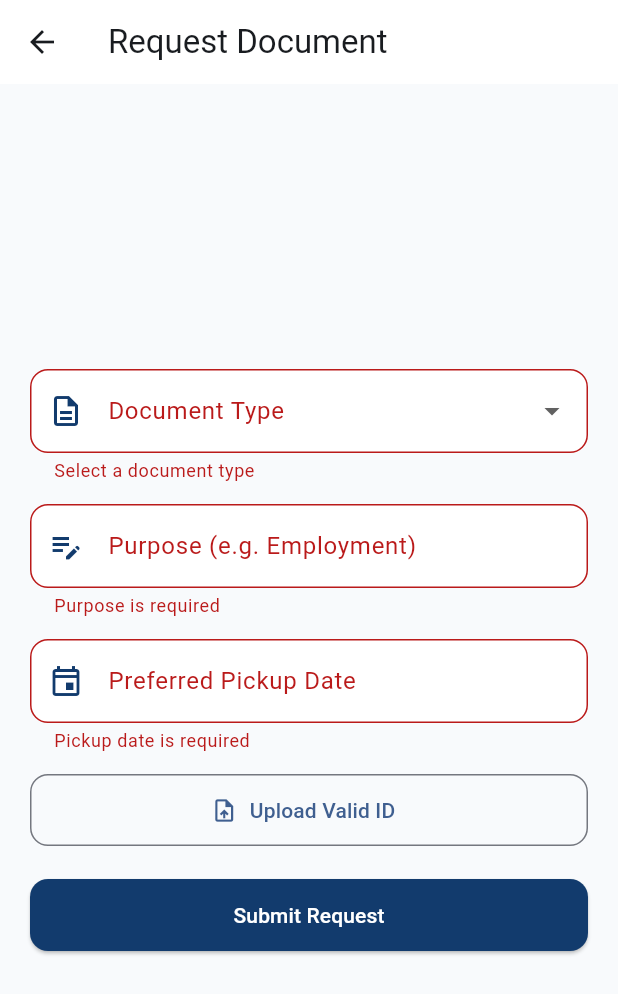
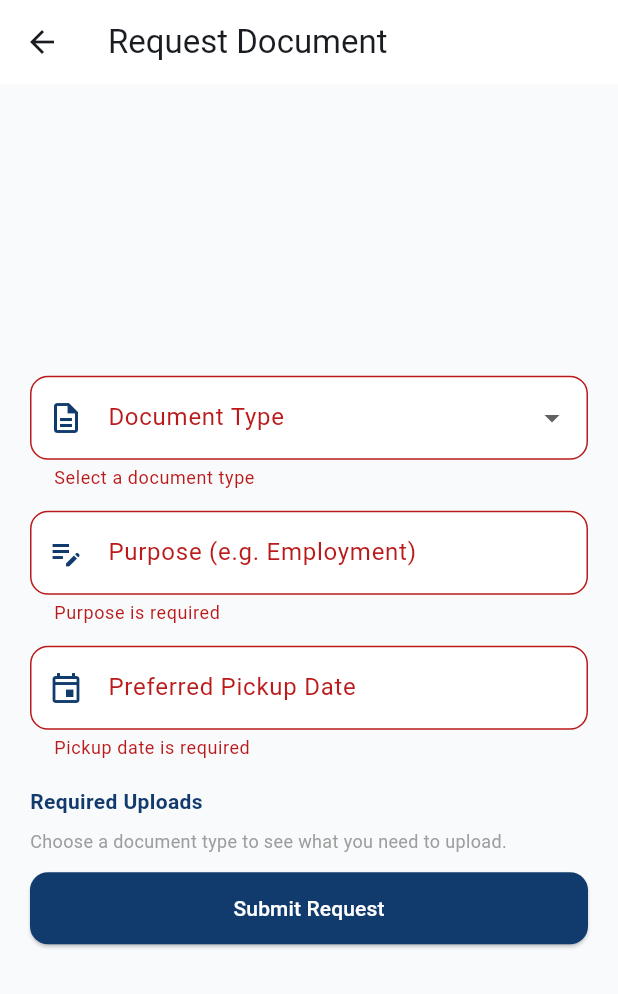
Before and after one commit to JCAmbrocio135/e_brgyconnect, a Flutter app: the RequestDocumentScreen screen opened directly, after a tap on "Submit Request", on a phone screen of 412 x 824 dp. Shown: the top 994 px of the screen. Run offline on Flutter 3.47's test engine with Material 3 defaults, Android fonts, the phone set to English and light mode, and no system bars; our stand-ins replace cloud_firestore, firebase_auth, firebase_core, image_picker; accounts and stored records are empty.

Commit message:
Valid ID Upload

```diff
--- a/lib/models/document_type.dart
+++ b/lib/models/document_type.dart
@@ -1,49 +1,50 @@
+class Requirement {
+  final String key; // saved in Firestore, don't rename later
+  final String label;
+  final String hint;
+
+  const Requirement(this.key, this.label, this.hint);
+}
+
 class DocumentType {
   final String name;
   final String fee;
-  final String requirements;
+  final List<Requirement> requirements;
 
-  const DocumentType(
-    this.name,
-    this.fee,
-    this.requirements,
+  const DocumentType(this.name, this.fee, this.requirements);
+
+  String get requirementsText => requirements.map((r) => r.label).join(', ');
+
+  // ---- Requirement types ----
+  static const validId = Requirement(
+    'validId',
+    'Valid ID',
+    'Government-issued ID (front side). Clear and readable.',
+  );
+  static const residency = Requirement(
+    'residency',
+    'Proof of Residency',
+    'Utility bill, lease, or any document showing your address.',
+  );
+  static const businessPermit = Requirement(
+    'businessPermit',
+    'Business Permit / DTI',
+    'Business permit or DTI registration. Clear and readable.',
+  );
+  static const photo1x1 = Requirement(
+    'photo1x1',
+    '1x1 Photo',
+    'Recent photo, plain background, face clearly visible.',
   );
 
+  // ---- Documents (fees are samples; each barangay sets its own) ----
   static const all = [
-    DocumentType(
-      'Barangay Clearance',
-      '₱50',
-      'Valid ID, proof of residency',
-    ),
-    DocumentType(
-      'Certificate of Indigency',
-      'Free',
-      'Valid ID, proof of residency',
-    ),
-    DocumentType(
-      'Certificate of Residency',
-      '₱30',
-      'Valid ID',
-    ),
-    DocumentType(
-      'Business Clearance',
-      '₱200',
-      'Valid ID, business permit/DTI',
-    ),
-    DocumentType(
-      'Barangay ID',
-      '₱100',
-      'Valid ID, 1x1 photo',
-    ),
-    DocumentType(
-      'Cedula',
-      'Based on income (pay at hall)',
-      'Valid ID',
-    ),
-    DocumentType(
-      'Others',
-      'Varies',
-      'Specify in the purpose field',
-    ),
+    DocumentType('Barangay Clearance', '₱50', [validId, residency]),
+    DocumentType('Certificate of Indigency', 'Free', [validId, residency]),
+    DocumentType('Certificate of Residency', '₱30', [validId]),
+    DocumentType('Business Clearance', '₱200', [validId, businessPermit]),
+    DocumentType('Barangay ID', '₱100', [validId, photo1x1]),
+    DocumentType('Cedula', 'Based on income (pay at hall)', [validId]),
+    DocumentType('Others', 'Varies', [validId]),
   ];
 }
--- /dev/null
+++ b/lib/models/upload_file.dart
@@ -0,0 +1,9 @@
+import 'dart:typed_data';
+
+class UploadFile {
+  final String key;
+  final String label;
+  final Uint8List bytes;
+
+  const UploadFile(this.key, this.label, this.bytes);
+}
--- a/lib/screens/request_document_screen.dart
+++ b/lib/screens/request_document_screen.dart
@@ -1,29 +1,37 @@
+import 'dart:typed_data';
+
+import 'package:flutter/foundation.dart' show kIsWeb;
 import 'package:flutter/material.dart';
+import 'package:image_picker/image_picker.dart';
 import '../core/app_colors.dart';
 import '../core/format.dart';
 import '../core/validators.dart';
 import '../models/document_type.dart';
+import '../models/upload_file.dart';
 import '../services/request_service.dart';
 import '../widgets/custom_text_field.dart';
 import '../widgets/primary_button.dart';
+import '../widgets/requirement_upload_tile.dart';
 import 'request_details_screen.dart';
 
 class RequestDocumentScreen extends StatefulWidget {
   const RequestDocumentScreen({super.key});
 
   @override
-  State<RequestDocumentScreen> createState() =>
-      _RequestDocumentScreenState();
+  State<RequestDocumentScreen> createState() => _RequestDocumentScreenState();
 }
 
 class _RequestDocumentScreenState extends State<RequestDocumentScreen> {
   final _formKey = GlobalKey<FormState>();
   final _purposeCtrl = TextEditingController();
   final _pickupCtrl = TextEditingController();
-
   DocumentType? _selected;
   DateTime? _pickupDate;
   bool _loading = false;
+  bool _showErrors = false;
+
+  // Picked images, by requirement key
+  final Map<String, Uint8List> _files = {};
 
   @override
   void dispose() {
@@ -32,24 +40,116 @@ class _RequestDocumentScreenState extends State<RequestDocumentScreen> {
     super.dispose();
   }
 
+  void _toast(String msg) {
+    ScaffoldMessenger.of(context).showSnackBar(SnackBar(content: Text(msg)));
+  }
+
+  void _onTypeChanged(DocumentType? v) {
+    setState(() {
+      _selected = v;
+      _showErrors = false;
+      // Keep images that still apply (e.g. the Valid ID), drop the rest
+      if (v != null) {
+        _files.removeWhere((key, _) => !v.requirements.any((r) => r.key == key));
+      }
+    });
+  }
+
   Future<void> _pickDate() async {
     final now = DateTime.now();
-
     final picked = await showDatePicker(
       context: context,
       initialDate: now.add(const Duration(days: 1)),
       firstDate: now.add(const Duration(days: 1)),
       lastDate: now.add(const Duration(days: 30)),
     );
-
     if (picked != null) {
       _pickupDate = picked;
       _pickupCtrl.text = formatDate(picked);
     }
   }
 
+  Future<void> _pickImage(Requirement r, ImageSource source) async {
+    try {
+      final picked = await ImagePicker().pickImage(
+        source: source,
+        maxWidth: 1200,
+        maxHeight: 1200,
+        imageQuality: 70,
+      );
+      if (picked == null) return; // user cancelled
+
+      final bytes = await picked.readAsBytes();
+
+      if (!RequestService.isSupportedImage(bytes)) {
+        _toast('Please use a JPG or PNG photo.');
+        return;
+      }
+      if (bytes.length > RequestService.maxImageBytes) {
+        _toast('That photo is too large. Choose a smaller one or retake it.');
+        return;
+      }
+
+      setState(() => _files[r.key] = bytes);
+    } catch (_) {
+      _toast('Could not open the photo picker.');
+    }
+  }
+
+  void _imageOptions(Requirement r) {
+    showModalBottomSheet(
+      context: context,
+      builder: (ctx) => SafeArea(
+        child: Wrap(
+          children: [
+            ListTile(
+              leading: const Icon(Icons.photo_library_outlined),
+              title: const Text('Choose from gallery'),
+              onTap: () {
+                Navigator.pop(ctx);
+                _pickImage(r, ImageSource.gallery);
+              },
+            ),
+            if (!kIsWeb)
+              ListTile(
+                leading: const Icon(Icons.photo_camera_outlined),
+                title: const Text('Take a photo'),
+                onTap: () {
+                  Navigator.pop(ctx);
+                  _pickImage(r, ImageSource.camera);
+                },
+              ),
+            if (_files.containsKey(r.key))
+              ListTile(
+                leading: const Icon(Icons.delete_outline,
+                    color: Color(0xFFB42318)),
+                title: const Text(
+                  'Remove',
+                  style: TextStyle(color: Color(0xFFB42318)),
+                ),
+                onTap: () {
+                  Navigator.pop(ctx);
+                  setState(() => _files.remove(r.key));
+                },
+              ),
+          ],
+        ),
+      ),
+    );
+  }
+
   Future<void> _submit() async {
-    if (!_formKey.currentState!.validate()) return;
+    final valid = _formKey.currentState!.validate();
+    setState(() => _showErrors = true);
+    if (!valid) return;
+
+    final missing = _selected!.requirements
+        .where((r) => !_files.containsKey(r.key))
+        .toList();
+    if (missing.isNotEmpty) {
+      _toast('Please upload: ${missing.map((r) => r.label).join(', ')}');
+      return;
+    }
 
     setState(() => _loading = true);
 
@@ -58,32 +158,24 @@ class _RequestDocumentScreenState extends State<RequestDocumentScreen> {
         type: _selected!.name,
         purpose: _purposeCtrl.text.trim(),
         pickupDate: _pickupDate!,
+        files: [
+          for (final r in _selected!.requirements)
+            UploadFile(r.key, r.label, _files[r.key]!),
+        ],
       );
 
       if (!mounted) return;
-
       setState(() => _loading = false);
 
-      ScaffoldMessenger.of(context).showSnackBar(
-        SnackBar(
-          content: Text('Request ${req.requestNo} submitted!'),
-        ),
-      );
-
+      _toast('Request ${req.requestNo} submitted!');
       Navigator.pushReplacement(
         context,
-        MaterialPageRoute(
-          builder: (_) => RequestDetailsScreen(request: req),
-        ),
+        MaterialPageRoute(builder: (_) => RequestDetailsScreen(request: req)),
       );
     } catch (e) {
       if (!mounted) return;
-
       setState(() => _loading = false);
-
-      ScaffoldMessenger.of(context).showSnackBar(
-        SnackBar(content: Text('Failed to submit: $e')),
-      );
+      _toast(e.toString().replaceFirst('Exception: ', ''));
     }
   }
 
@@ -111,31 +203,23 @@ class _RequestDocumentScreenState extends State<RequestDocumentScreen> {
                       isExpanded: true,
                       decoration: InputDecoration(
                         labelText: 'Document Type',
-                        prefixIcon: const Icon(
-                          Icons.description_outlined,
-                          color: AppColors.primary,
-                        ),
+                        prefixIcon: const Icon(Icons.description_outlined,
+                            color: AppColors.primary),
                         filled: true,
                         fillColor: Colors.white,
                         border: OutlineInputBorder(
-                          borderRadius: BorderRadius.circular(12),
-                        ),
+                            borderRadius: BorderRadius.circular(12)),
                       ),
                       items: DocumentType.all
-                          .map(
-                            (d) => DropdownMenuItem(
+                          .map((d) => DropdownMenuItem(
                                 value: d,
                                 child: Text(d.name),
-                            ),
-                          )
+                              ))
                           .toList(),
-                      onChanged: (v) {
-                        setState(() => _selected = v);
-                      },
+                      onChanged: _onTypeChanged,
                       validator: (v) =>
                           v == null ? 'Select a document type' : null,
                     ),
-
                     if (_selected != null) ...[
                       const SizedBox(height: 12),
                       Container(
@@ -148,67 +232,60 @@ class _RequestDocumentScreenState extends State<RequestDocumentScreen> {
                         child: Column(
                           crossAxisAlignment: CrossAxisAlignment.start,
                           children: [
-                            Text(
-                              'Fee: ${_selected!.fee}',
+                            Text('Fee: ${_selected!.fee}',
                                 style: const TextStyle(
                                     fontSize: 12,
-                                fontWeight: FontWeight.w600,
-                              ),
-                            ),
+                                    fontWeight: FontWeight.w600)),
                             const SizedBox(height: 4),
                             Text(
-                              'Requirements: ${_selected!.requirements}',
-                              style: const TextStyle(fontSize: 12),
-                            ),
+                                'Requirements: ${_selected!.requirementsText}',
+                                style: const TextStyle(fontSize: 12)),
                           ],
                         ),
                       ),
                     ],
-
                     const SizedBox(height: 14),
-
                     CustomTextField(
                       label: 'Purpose (e.g. Employment)',
                       icon: Icons.edit_note,
                       controller: _purposeCtrl,
-                      validator: (v) =>
-                          Validators.required(v, 'Purpose'),
+                      validator: (v) => Validators.required(v, 'Purpose'),
                     ),
-
                     const SizedBox(height: 14),
-
                     CustomTextField(
                       label: 'Preferred Pickup Date',
                       icon: Icons.event_outlined,
                       controller: _pickupCtrl,
                       readOnly: true,
                       onTap: _pickDate,
-                      validator: (v) =>
-                          Validators.required(v, 'Pickup date'),
+                      validator: (v) => Validators.required(v, 'Pickup date'),
                     ),
-
-                    const SizedBox(height: 14),
-
-                    OutlinedButton.icon(
-                      onPressed: () {
-                        ScaffoldMessenger.of(context).showSnackBar(
-                          const SnackBar(
-                            content: Text('Upload coming soon'),
-                          ),
-                        );
-                      },
-                      icon: const Icon(Icons.upload_file),
-                      label: const Text('Upload Valid ID'),
-                      style: OutlinedButton.styleFrom(
-                        minimumSize: const Size.fromHeight(48),
-                        shape: RoundedRectangleBorder(
-                          borderRadius: BorderRadius.circular(12),
+                    const SizedBox(height: 18),
+                    const Text(
+                      'Required Uploads',
+                      style: TextStyle(
+                        fontSize: 14,
+                        fontWeight: FontWeight.bold,
+                        color: AppColors.primary,
                       ),
                     ),
+                    const SizedBox(height: 8),
+                    if (_selected == null)
+                      const Text(
+                        'Choose a document type to see what you need to upload.',
+                        style: TextStyle(fontSize: 12, color: Colors.grey),
+                      )
+                    else
+                      for (final r in _selected!.requirements) ...[
+                        RequirementUploadTile(
+                          requirement: r,
+                          bytes: _files[r.key],
+                          showError: _showErrors,
+                          onTap: () => _imageOptions(r),
                         ),
-
-                    const SizedBox(height: 22),
-
+                        const SizedBox(height: 10),
+                      ],
+                    const SizedBox(height: 12),
                     PrimaryButton(
                       text: 'Submit Request',
                       isLoading: _loading,
```
Also changed, not shown: lib/services/request_service.dart (+64 -3 lines), lib/widgets/requirement_upload_tile.dart (added, +87 -0 lines). Lines whose indentation alone changed are shown as unchanged.
